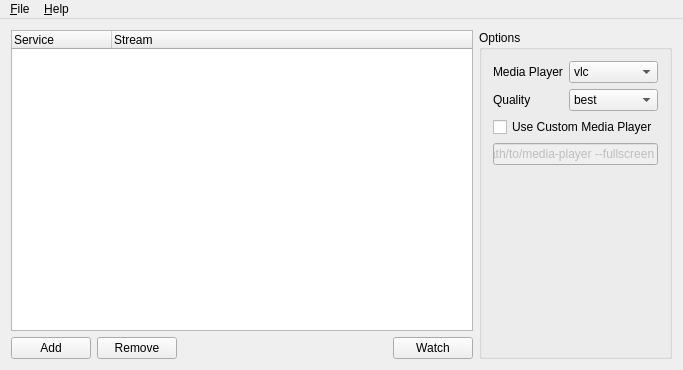
Hyperz/qLiveStreamer, file src/mainwindow.ui: the form before one commit.
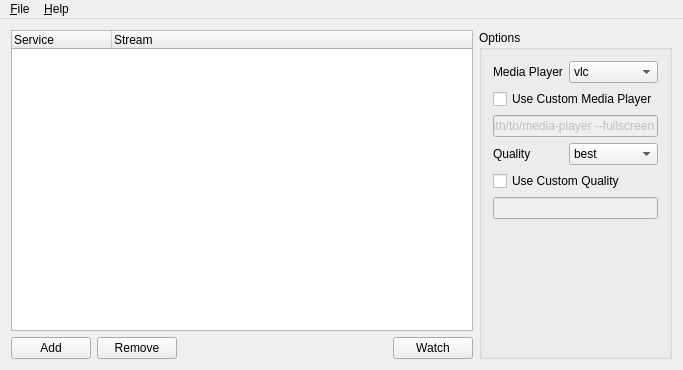
The form after the commit. Icons and pictures are not drawn.

Commit message: Add custom quality setting

What changed in the file:
```diff
--- a/src/mainwindow.ui
+++ b/src/mainwindow.ui
@@ -93,6 +93,9 @@
        <string>Options</string>
       </property>
       <layout class="QFormLayout" name="formLayout">
+       <property name="fieldGrowthPolicy">
+        <enum>QFormLayout::AllNonFixedFieldsGrow</enum>
+       </property>
        <item row="0" column="0">
         <widget class="QLabel" name="label">
          <property name="text">
@@ -117,14 +120,37 @@
          </item>
         </widget>
        </item>
-       <item row="1" column="0">
+       <item row="1" column="0" colspan="2">
+        <widget class="QCheckBox" name="chkUseCustomMediaPlayer">
+         <property name="toolTip">
+          <string>Allows you to specify a custom media player for the stream</string>
+         </property>
+         <property name="text">
+          <string>Use Custom Media Player</string>
+         </property>
+        </widget>
+       </item>
+       <item row="2" column="0" colspan="2">
+        <widget class="QLineEdit" name="txtCustomMediaPlayer">
+         <property name="enabled">
+          <bool>false</bool>
+         </property>
+         <property name="toolTip">
+          <string>Custom media player command/path</string>
+         </property>
+         <property name="text">
+          <string>/path/to/media-player --fullscreen</string>
+         </property>
+        </widget>
+       </item>
+       <item row="4" column="0">
         <widget class="QLabel" name="label_2">
          <property name="text">
           <string>Quality</string>
          </property>
         </widget>
        </item>
-       <item row="1" column="1">
+       <item row="4" column="1">
         <widget class="QComboBox" name="cbQuality">
          <property name="toolTip">
           <string>Sets the stream quality</string>
@@ -196,27 +222,18 @@
          </item>
         </widget>
        </item>
-       <item row="2" column="0" colspan="2">
-        <widget class="QCheckBox" name="chkUseCustomMediaPlayer">
-         <property name="toolTip">
-          <string>Allows you to specify a custom media player for the stream</string>
-         </property>
+       <item row="5" column="0" colspan="2">
+        <widget class="QCheckBox" name="chkUseCustomQuality">
          <property name="text">
-          <string>Use Custom Media Player</string>
+          <string>Use Custom Quality</string>
          </property>
         </widget>
        </item>
-       <item row="3" column="0" colspan="2">
-        <widget class="QLineEdit" name="txtCustomMediaPlayer">
+       <item row="6" column="0" colspan="2">
+        <widget class="QLineEdit" name="txtCustomQuality">
          <property name="enabled">
           <bool>false</bool>
          </property>
-         <property name="toolTip">
-          <string>Custom media player command/path</string>
-         </property>
-         <property name="text">
-          <string>/path/to/media-player --fullscreen</string>
-         </property>
         </widget>
        </item>
       </layout>
```
Left out of the diff: 48 changed lines with no effect on the pictures. The commit also changes 1 other file.
